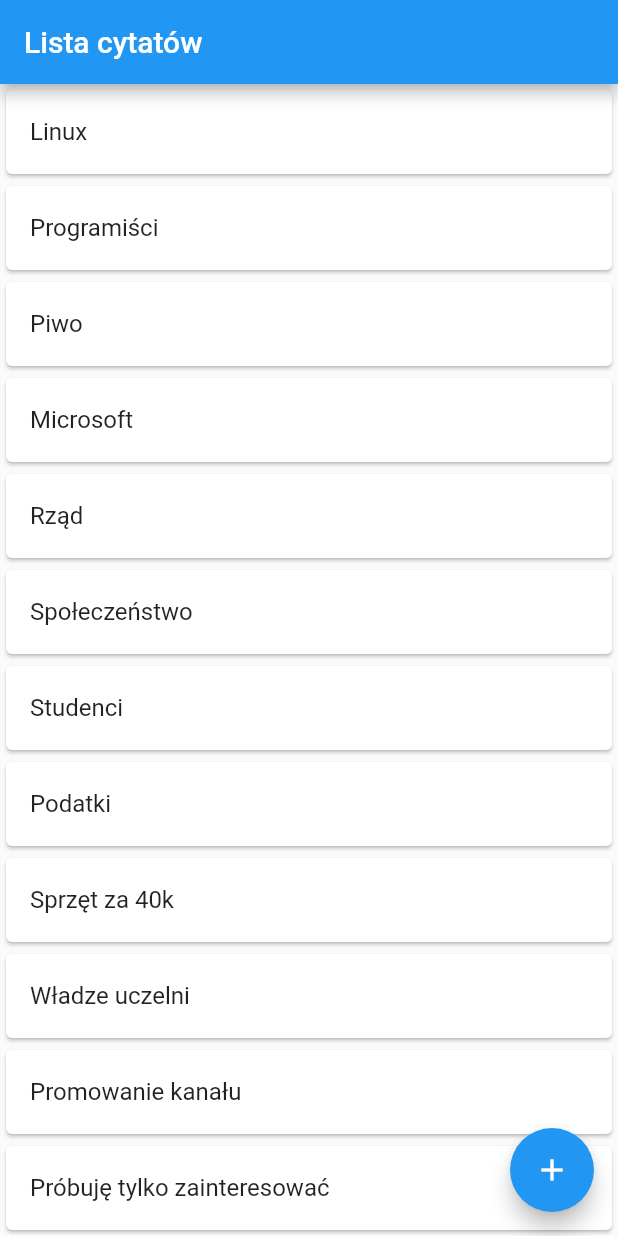
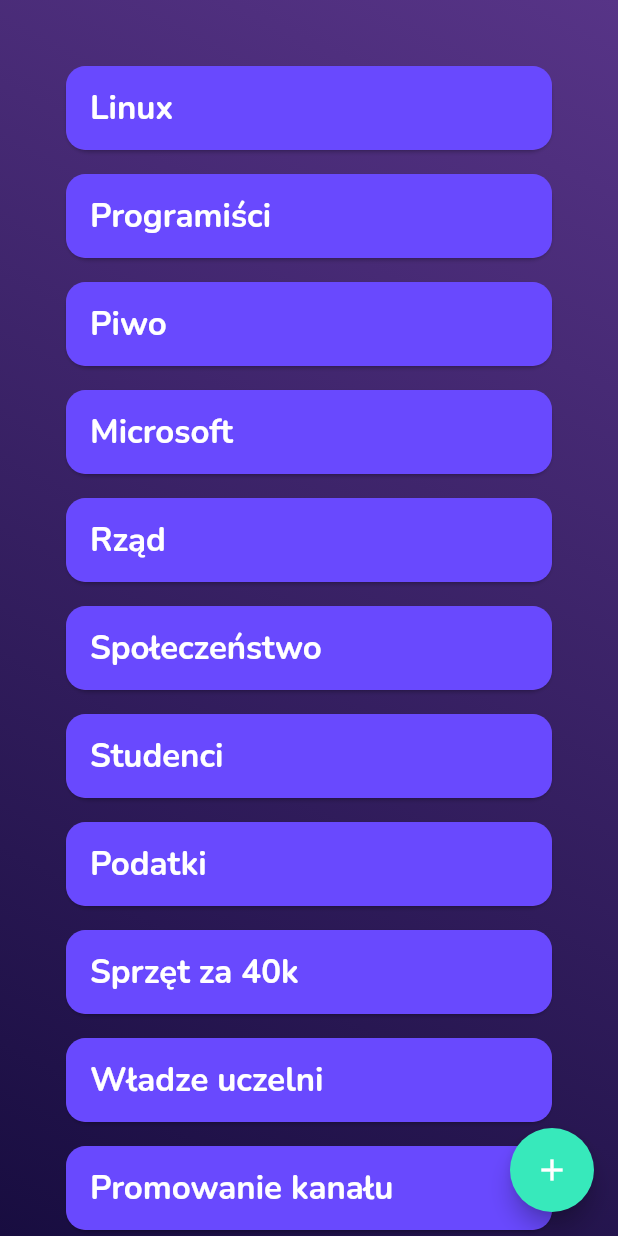
Before and after one commit to milordmariusz/Bingo, a Flutter app: the screen it shows after launch, after a tap on "Lista cytatów", on a phone screen of 412 x 824 dp. Run offline on Flutter 3.47's test engine with Material 2 defaults, Android fonts, the phone set to English and light mode, and no system bars; our stand-ins replace cool_alert, get_storage, google_fonts, shared_preferences.

Commit message:
Working list

```diff
--- a/lib/landing_page.dart
+++ b/lib/landing_page.dart
@@ -10,13 +10,12 @@ import 'package:bingo/bingo_page.dart';
 Quotes qu = Quotes();
 
 class LandingPage extends StatelessWidget {
-
   @override
   Widget build(BuildContext context) {
     Size size = MediaQuery.of(context).size;
     return Scaffold(
       body: Container(
-        padding: const EdgeInsets.fromLTRB(10, 50, 10, 10),
+        padding: const EdgeInsets.fromLTRB(10, 150, 10, 10),
         height: size.height,
         width: size.width,
         decoration: BoxDecoration(
@@ -35,18 +34,18 @@ class LandingPage extends StatelessWidget {
               'Bingo!',
               textAlign: TextAlign.center,
               style: GoogleFonts.nunito(
-                  color: AppColors.selectedColor,
-                  fontSize: 65,
+                  color: Colors.white,
+                  fontSize: 100,
                   fontWeight: FontWeight.bold),
             ),
-            SizedBox(height: 300),
+            SizedBox(height: 200),
             Container(
               width: size.width * 0.8,
               height: 70,
               child: ElevatedButton(
                 style: ElevatedButton.styleFrom(
                   primary: AppColors.buttonColor,
-                  onPrimary: AppColors.selectedColor,
+                  onPrimary: Colors.white,
                 ),
                 child: Text(
                   'Generuj planszę',
@@ -58,9 +57,7 @@ class LandingPage extends StatelessWidget {
                 onPressed: () {
                   Navigator.push(
                     context,
-                    MaterialPageRoute(
-                      builder: (context) => BingoPage()
-                    ),
+                    MaterialPageRoute(builder: (context) => BingoPage()),
                   );
                 },
               ),
@@ -72,7 +69,7 @@ class LandingPage extends StatelessWidget {
               child: ElevatedButton(
                 style: ElevatedButton.styleFrom(
                   primary: AppColors.buttonColor,
-                  onPrimary: AppColors.selectedColor,
+                  onPrimary: Colors.white,
                 ),
                 child: Text(
                   'Lista cytatów',
--- a/lib/quote_list.dart
+++ b/lib/quote_list.dart
@@ -6,7 +6,9 @@ import 'package:bingo/quotes.dart';
 import 'package:flutter/cupertino.dart';
 import 'package:flutter/material.dart';
 import 'package:get_storage/get_storage.dart';
+import 'package:google_fonts/google_fonts.dart';
 
+import 'app_colors.dart';
 import 'landing_page.dart';
 
 class QuoteList extends StatefulWidget {
@@ -33,24 +35,43 @@ class _QuoteListState extends State<QuoteList> {
     }
     return MaterialApp(
       home: Scaffold(
-        appBar: AppBar(title: Text("Lista cytatów")),
-        body: quoteski.length > 0
-            ? ListView.builder(
+        body: Container(
+
+          decoration: BoxDecoration(
+              gradient: LinearGradient(
+            begin: Alignment.topRight,
+            end: Alignment.bottomLeft,
+            colors: [
+              AppColors.bgColor,
+              AppColors.gradientColor,
+            ],
+          )),
+          child: quoteski.length > 0
+              ? ListView.separated(
                   itemCount: quoteski.length,
-                padding: EdgeInsets.fromLTRB(0, 0, 0, 80),
+                  padding: EdgeInsets.fromLTRB(40, 40, 40, 80),
                   itemBuilder: (context, index) {
-                  return Dismissible(
+                    return Card(
+                      shape: RoundedRectangleBorder(
+                        borderRadius: BorderRadius.circular(15.0),
+                      ),
+                        color: Colors.red,
+                        //shadowColor: Colors.transparent,
+                      child: ClipRRect(
+                        borderRadius: BorderRadius.circular(20.0),
+                        child: Dismissible(
                           key: UniqueKey(),
-                    child: Card(
                           child: ListTile(
-                        // title: Text('${quoteski[index]}'),
-                        title: Text(quoteDisplay(index)),
-                        onLongPress: () {
-                          setState(() {
-                            quoteski.removeAt(index);
-                            qu.saveQuotesPreference(quoteski);
-                          });
-                        },
+                            tileColor: AppColors.buttonColor,
+                            shape: RoundedRectangleBorder(
+                              borderRadius: BorderRadius.circular(13.0),
+                            ),
+                            title: Text(
+                              quoteDisplay(index),
+                              style: GoogleFonts.nunito(
+                                  color: Colors.white,
+                                  fontSize: 22,
+                                  fontWeight: FontWeight.bold),
                             ),
                           ),
                           background: Container(
@@ -110,13 +131,20 @@ class _QuoteListState extends State<QuoteList> {
                               qu.saveQuotesPreference(quoteski);
                             });
                           },
+                        ),
+                      ),
                     );
+                  },
+                  separatorBuilder: (BuildContext context, int index) {
+                    return SizedBox(height: 8,);
                   },
                 )
               : Center(
                   child: Text('Brak danych'),
                 ),
+        ),
         floatingActionButton: FloatingActionButton(
+          backgroundColor: AppColors.selectedColor,
           child: Icon(Icons.add),
           onPressed: () {
             showDialog(
@@ -137,12 +165,10 @@ class _QuoteListState extends State<QuoteList> {
                       ),
                       actions: <Widget>[
                         FloatingActionButton(
+                            backgroundColor: AppColors.selectedColor,
                             onPressed: () {
                               setState(() {
                                 quoteSave(_textController.text);
-                                // quoteski.add(_textController.text);
-                                // qu.saveQuotesPreference(quoteski);
-                                // _textController.clear();
                               });
                               Navigator.of(context).pop();
                             },
@@ -161,21 +187,22 @@ class _QuoteListState extends State<QuoteList> {
     });
   }
 
-  String quoteDisplay(index){
+  String quoteDisplay(index) {
     String finalQuote = quoteski[index];
     finalQuote = finalQuote.replaceAll("\n", " ");
-    return(finalQuote);
+    finalQuote = finalQuote.replaceAll("-", "");
+    return (finalQuote);
   }
 
-  void quoteSave(quote){
+  void quoteSave(quote) {
     print(quote);
     var finalQuote = "";
     List<String> quoteCharList = quote.split("");
     int counter = 0;
     bool enterReady = false;
     bool toLong = false;
-    for (int i = 0; i<quoteCharList.length; i++){
-      counter +=1;
+    for (int i = 0; i < quoteCharList.length; i++) {
+      counter += 1;
 
       if (counter >= 6) {
         enterReady = true;
@@ -190,14 +217,12 @@ class _QuoteListState extends State<QuoteList> {
         enterReady = false;
         toLong = false;
         counter = 0;
-      }
-      else if (toLong) {
+      } else if (toLong) {
         finalQuote += "-\n";
         enterReady = false;
         toLong = false;
         counter = 0;
-      }
-      else {
+      } else {
         finalQuote += quoteCharList[i];
       }
     }
```
Also changed, not shown: lib/bingo_page.dart (+11 -11 lines). Lines whose indentation alone changed are shown as unchanged.
